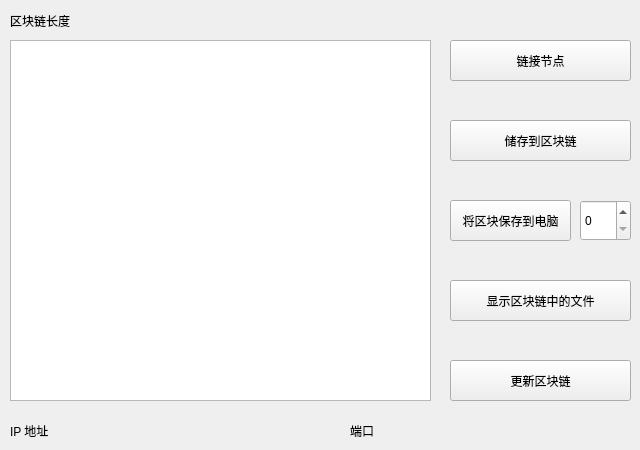
Above: Blockchain Beta v1.06 CN Source Code/mainwindow.ui from getDolla/blockchain before the change. Below: the same form after it.
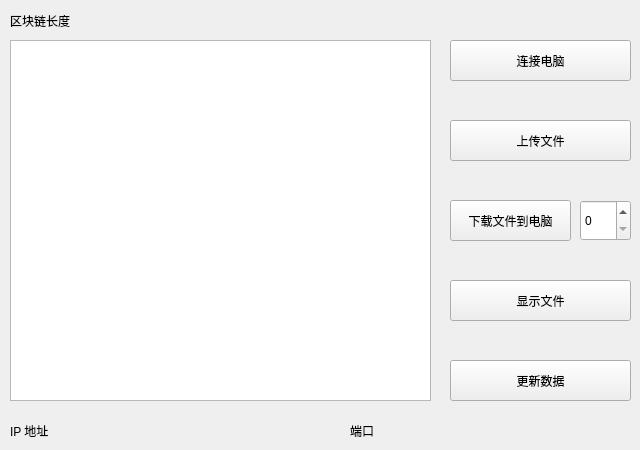
That is the form after the change.

Commit message: updated interface for chinese version

Patch:
```diff
--- a/Blockchain Beta v1.06 CN Source Code/mainwindow.ui
+++ b/Blockchain Beta v1.06 CN Source Code/mainwindow.ui
@@ -78,7 +78,7 @@
      </rect>
     </property>
     <property name="text">
-     <string>储存到区块链</string>
+     <string>上传文件</string>
     </property>
    </widget>
    <widget class="QPushButton" name="Connect">
@@ -94,7 +94,7 @@
      <enum>Qt::LeftToRight</enum>
     </property>
     <property name="text">
-     <string>链接节点</string>
+     <string>连接电脑</string>
     </property>
    </widget>
    <widget class="QLabel" name="portLabel">
@@ -125,7 +125,7 @@
      </rect>
     </property>
     <property name="text">
-     <string>将区块保存到电脑</string>
+     <string>下载文件到电脑</string>
     </property>
    </widget>
    <widget class="QPushButton" name="View">
@@ -138,7 +138,7 @@
      </rect>
     </property>
     <property name="text">
-     <string>显示区块链中的文件</string>
+     <string>显示文件</string>
     </property>
    </widget>
    <widget class="QPushButton" name="UpdateBlockchain">
@@ -151,7 +151,7 @@
      </rect>
     </property>
     <property name="text">
-     <string>更新区块链</string>
+     <string>更新数据</string>
     </property>
    </widget>
    <widget class="QLabel" name="ipLabel">
```
The commit also changes 2 other files.
